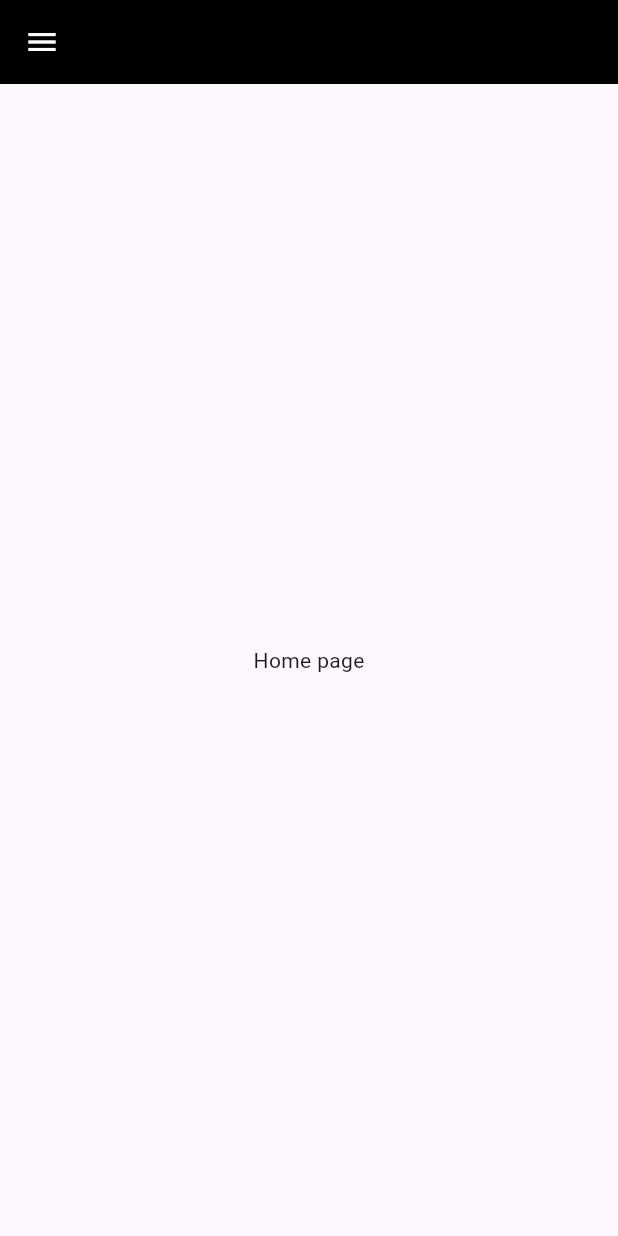
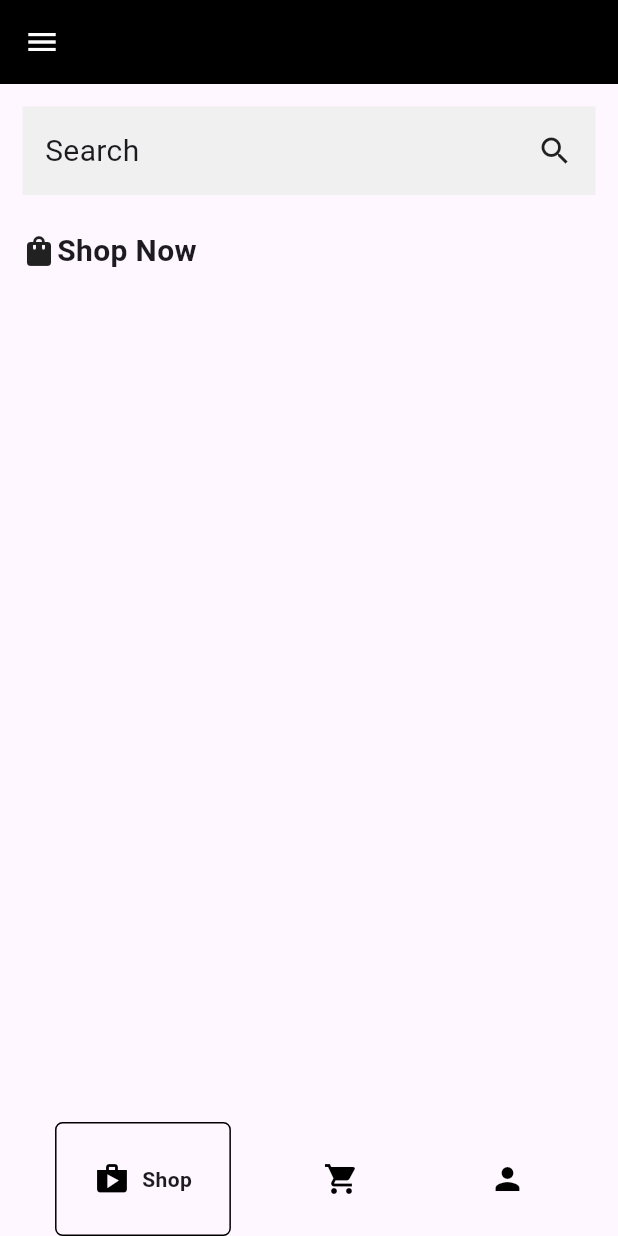
Before and after one commit to kelani-culture/e_app, a Flutter app: the HomeScreen screen opened directly, on a phone screen of 412 x 824 dp. Run offline on Flutter 3.47's test engine with Material 3 defaults, Android fonts, the phone set to English and light mode, and no system bars; drawn by our look-alikes of google_nav_bar; our stand-ins replace google_fonts.

Commit message:
design the home page

```diff
--- /dev/null
+++ b/ec_app/lib/pages/cart_page.dart
@@ -0,0 +1,10 @@
+import 'package:flutter/material.dart';
+
+class CartPage extends StatelessWidget {
+  const CartPage({super.key});
+
+  @override
+  Widget build(BuildContext context) {
+    return const Center(child: Text("Cart"),);
+  }
+}
--- a/ec_app/lib/pages/home_screen.dart
+++ b/ec_app/lib/pages/home_screen.dart
@@ -1,14 +1,37 @@
+import 'package:ec_app/pages/cart_page.dart';
 import 'package:ec_app/pages/home_page.dart';
+import 'package:ec_app/pages/profile_page.dart';
+import 'package:ec_app/pages/shop_page.dart';
+import 'package:ec_app/utils/nav_bar.dart';
 import 'package:flutter/material.dart';
 
-class HomeScreen extends StatelessWidget {
+class HomeScreen extends StatefulWidget {
   const HomeScreen({super.key});
 
+  @override
+  State<HomeScreen> createState() => _HomeScreenState();
+}
+
+class _HomeScreenState extends State<HomeScreen> {
   void goHome(BuildContext context) {
     Navigator.pop(context);
     Navigator.push(context, MaterialPageRoute(builder: (context) {
       return const HomePage();
     }));
+  }
+
+  final List<Widget> _pages = [
+    const ShopPage(),
+    const CartPage(),
+    const ProfilePage()
+  ];
+
+  int _selectedIndex = 0;
+
+  void changeButtomNavBar(int index) {
+    setState(() {
+      _selectedIndex = index;
+    });
   }
 
   @override
@@ -71,8 +94,10 @@ class HomeScreen extends StatelessWidget {
           ),
         ),
       ),
-      body: const Center(
-        child: Text("Home page"),
+      body: _pages[_selectedIndex],
+      bottomNavigationBar: BottomNavBar(
+        selectedIndex: _selectedIndex,
+        changeNavBar: changeButtomNavBar,
       ),
     );
   }
--- /dev/null
+++ b/ec_app/lib/pages/profile_page.dart
@@ -0,0 +1,10 @@
+import 'package:flutter/material.dart';
+
+class ProfilePage extends StatelessWidget {
+  const ProfilePage({super.key});
+
+  @override
+  Widget build(BuildContext context) {
+    return const Center(child: Text("Profile"),);
+  }
+}
--- /dev/null
+++ b/ec_app/lib/pages/shop_page.dart
@@ -0,0 +1,40 @@
+import 'package:flutter/material.dart';
+import 'package:google_fonts/google_fonts.dart';
+
+class ShopPage extends StatelessWidget {
+  const ShopPage({super.key});
+
+  @override
+  Widget build(BuildContext context) {
+    return Column(
+      children: [
+        Container(
+            decoration: const BoxDecoration(color: Color(0xFFF0F0F0)),
+            padding: const EdgeInsets.all(15.0),
+            margin: const EdgeInsets.all(15),
+            child: const Row(
+              mainAxisAlignment: MainAxisAlignment.spaceBetween,
+              children: [
+                Text("Search", style: TextStyle(fontSize: 20)),
+                Icon(
+                  Icons.search,
+                )
+              ],
+            )),
+        const SizedBox(
+          height: 8.0,
+        ),
+        Container(
+          padding: const EdgeInsets.only(left: 14),
+          child: const Row(
+            children: [
+              Icon(Icons.shopping_bag),
+              Text("Shop Now",
+                  style: TextStyle(fontWeight: FontWeight.bold, fontSize: 20)),
+            ],
+          ),
+        ),
+      ],
+    );
+  }
+}
--- /dev/null
+++ b/ec_app/lib/utils/nav_bar.dart
@@ -0,0 +1,32 @@
+import 'package:flutter/material.dart';
+import 'package:google_nav_bar/google_nav_bar.dart';
+
+class BottomNavBar extends StatelessWidget {
+  int selectedIndex;
+  Function(int)? changeNavBar;
+  BottomNavBar(
+      {super.key, required this.selectedIndex, required this.changeNavBar});
+
+  @override
+  Widget build(BuildContext context) {
+    return GNav(
+        mainAxisAlignment: MainAxisAlignment.spaceEvenly,
+        selectedIndex: selectedIndex,
+        onTabChange: (value) => changeNavBar!(value),
+        // padding: const EdgeInsets.symmetric(horizontal: 45, vertical: 20),
+        tabBorderRadius: 5,
+        gap: 8,
+        tabActiveBorder: Border.all(color: Colors.black),
+        tabs: const [
+          GButton(
+            icon: Icons.shop,
+            text: 'Shop',
+          ),
+          GButton(
+            icon: Icons.shopping_cart,
+            text: 'Cart',
+          ),
+          GButton(icon: Icons.person, text: 'profile')
+        ]);
+  }
+}
--- a/ec_app/pubspec.yaml
+++ b/ec_app/pubspec.yaml
@@ -36,6 +36,7 @@ dependencies:
   # Use with the CupertinoIcons class for iOS style icons.
   cupertino_icons: ^1.0.8
   google_fonts: ^6.2.1
+  google_nav_bar: ^5.0.7
 
 dev_dependencies:
   flutter_test:
```
